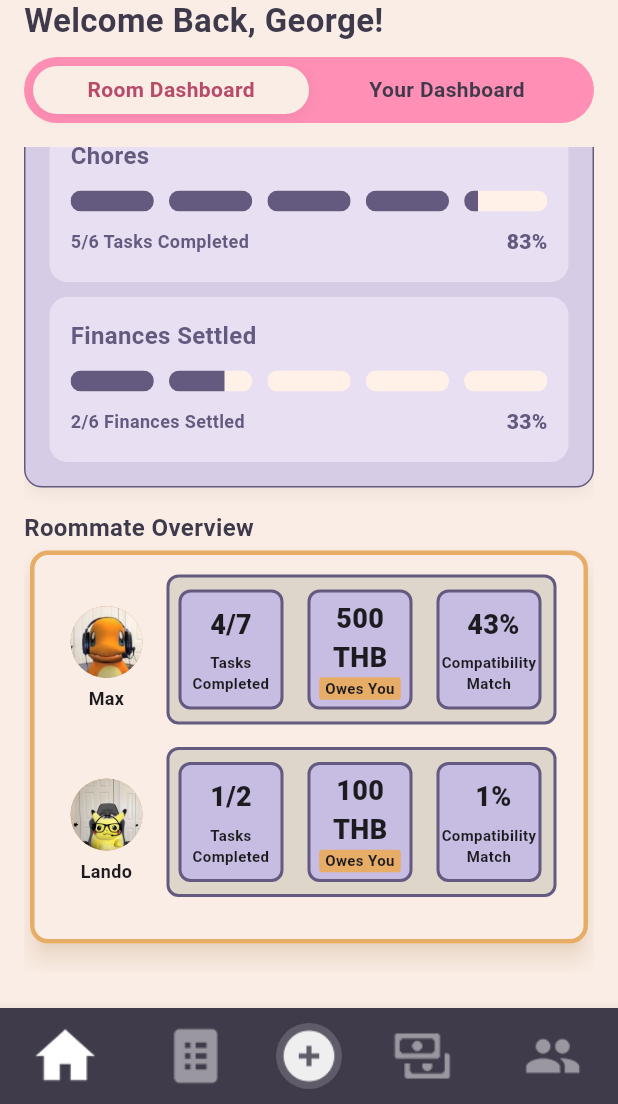
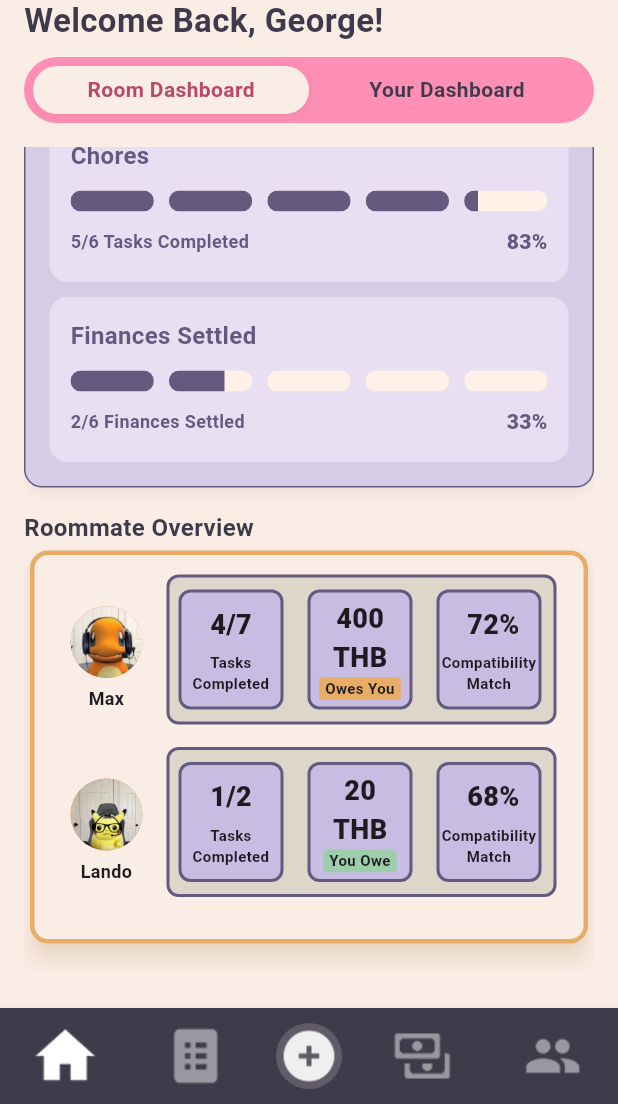
Before and after one commit to FairNest/FairNest, a Flutter app: the screen it shows after launch, scrolled down 413 dp, on a phone screen of 412 x 824 dp, the part 132-1236 px from its top. Run offline on Flutter 3.47's test engine with Material 3 defaults, Android fonts, the phone set to English and light mode, and no system bars; our stand-ins replace dio, flutter_secure_storage, google_fonts, jwt_decoder; Roboto replaces fonts that are missing (Krub).

Commit message:
fixed inconsistent stuff

```diff
--- a/fairnestui/lib/components/OutstandingBalanceCard.dart
+++ b/fairnestui/lib/components/OutstandingBalanceCard.dart
@@ -4,7 +4,6 @@ import 'package:fairnestui/theme/app_colors.dart';
 // existing reminder dialog
 import 'package:fairnestui/util/reminderDialog.dart' show showReminderDialog;
 
-// ✅ add this import (adjust the path to where you saved it)
 import 'package:fairnestui/util/paymentSentDialog.dart'
     show showPaymentSentDialog;
 
--- a/fairnestui/lib/components/RoommateOverviewCard.dart
+++ b/fairnestui/lib/components/RoommateOverviewCard.dart
@@ -40,11 +40,11 @@ class Roommateoverviewcard extends StatelessWidget {
         badgeLabel = "Owes You";
         break;
       case FinanceStatus.youOwe:
-        badgeColor = const Color(0xFF4A9AF0); // blue
+        badgeColor = const Color(0xFF9DCDAA); // blue
         badgeLabel = "You Owe";
         break;
       case FinanceStatus.allSettled:
-        badgeColor = const Color(0xFF49B67A); // green
+        badgeColor = AppColors.textPurple; // green
         badgeLabel = "All Settled";
         break;
     }
--- a/fairnestui/lib/pages/Chores/ChoresPage.dart
+++ b/fairnestui/lib/pages/Chores/ChoresPage.dart
@@ -36,7 +36,6 @@ class _ChorespageState extends State<Chorespage> {
     return Scaffold(
       backgroundColor: AppColors.background,
       appBar: RoomHeaderAppBar(
-        avatarImage: const AssetImage('assets/images/sample_face.jpg'),
         scoreText: '50 Points',
         progress: 0.5,
         onTapNotifications: () {},
--- a/fairnestui/lib/pages/Compatibility/CompatibilityPage.dart
+++ b/fairnestui/lib/pages/Compatibility/CompatibilityPage.dart
@@ -68,7 +68,6 @@ class _CompatibilityPageState extends State<CompatibilityPage> {
     return Scaffold(
       backgroundColor: AppColors.background,
       appBar: RoomHeaderAppBar(
-        avatarImage: const AssetImage('assets/images/sample_face.jpg'),
         scoreText: '78 Points',
         progress: 0.78,
         onTapNotifications: () {},
--- a/fairnestui/lib/pages/Finance/FinancePage.dart
+++ b/fairnestui/lib/pages/Finance/FinancePage.dart
@@ -26,7 +26,6 @@ class _FinancepageState extends State<Financepage> {
     return Scaffold(
       backgroundColor: AppColors.background,
       appBar: RoomHeaderAppBar(
-        avatarImage: const AssetImage('assets/images/sample_face.jpg'),
         scoreText: '50 Points',
         progress: 0.5,
         onTapNotifications: () {},
--- a/fairnestui/lib/pages/home/RoomDashboardPage.dart
+++ b/fairnestui/lib/pages/home/RoomDashboardPage.dart
@@ -269,21 +269,21 @@ class _RoomDashContent extends StatelessWidget {
               children: [
                 Roommateoverviewcard(
                   name: "Max",
-                  compatibilityScore: 43,
+                  compatibilityScore: 72,
                   tasksCompleted: 4,
                   tasksTotal: 7,
-                  amount: 500,
+                  amount: 400,
                   avatarImage: const AssetImage('assets/images/char.png'),
                   financeStatus: FinanceStatus.owesYou,
                 ),
                 Roommateoverviewcard(
                   name: "Lando",
-                  compatibilityScore: 1,
+                  compatibilityScore: 68,
                   tasksCompleted: 1,
                   tasksTotal: 2,
-                  amount: 100,
+                  amount: 20,
                   avatarImage: const AssetImage('assets/images/pikachu.png'),
-                  financeStatus: FinanceStatus.owesYou,
+                  financeStatus: FinanceStatus.youOwe,
                 ),
               ],
             ),
--- a/fairnestui/lib/widgets/room_header_appbar.dart
+++ b/fairnestui/lib/widgets/room_header_appbar.dart
@@ -6,7 +6,8 @@ import 'package:fairnestui/theme/app_fonts.dart';
 class RoomHeaderAppBar extends StatelessWidget implements PreferredSizeWidget {
   const RoomHeaderAppBar({
     super.key,
-    this.avatarImage,
+    this.avatarImage =
+        const AssetImage('assets/images/poke.png'), // 👈 default profile image
     this.avatarColor,
     required this.scoreText,
     required this.progress, // 0..1 (real value)
@@ -15,7 +16,7 @@ class RoomHeaderAppBar extends StatelessWidget implements PreferredSizeWidget {
     this.height = 88,
   });
 
-  final ImageProvider? avatarImage; // AssetImage / NetworkImage
+  final ImageProvider avatarImage; // ✅ no longer nullable, always has a value
   final Color? avatarColor; // ring/bg color behind avatar
   final String scoreText; // e.g., "78 Points"
   final double progress; // 0..1 (real value)
@@ -42,10 +43,8 @@ class RoomHeaderAppBar extends StatelessWidget implements PreferredSizeWidget {
                 radius: 24,
                 backgroundColor:
                     avatarColor ?? AppColors.textOrange.withOpacity(0.6),
-                backgroundImage: avatarImage,
-                child: avatarImage == null
-                    ? const Icon(Icons.person, color: Colors.white)
-                    : null,
+                backgroundImage:
+                    avatarImage, // ✅ always shows Pikachu (or overridden)
               ),
               const SizedBox(width: 12),
 
```
